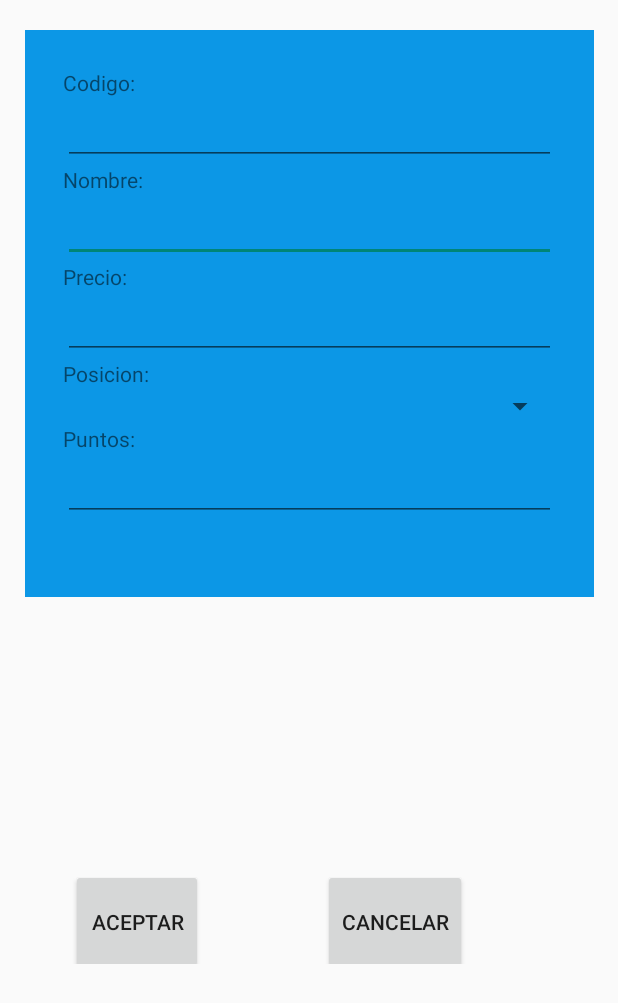
After one commit to pablorodri001/PracticaKotlinPRR, an Android app built with Jetpack Compose: the layout activity_anadir_jugador.xml on its own in the app's theme, with its tools: preview values and no code run, on a phone screen of 412 x 824 dp. The commit adds this screen. Shown: the top 1003 px of the screen. Run offline under Robolectric (Android 15) with nearby library versions, the phone set to English and light mode, and no system bars.

Commit message:
Tercer commit añadir jugador y los layouts correspondientes falta el sqLite

```diff
--- a/app/build.gradle.kts
+++ b/app/build.gradle.kts
@@ -61,6 +61,7 @@ dependencies {
     implementation("androidx.compose.material3:material3")
     implementation("androidx.appcompat:appcompat:1.6.1")
     implementation("androidx.recyclerview:recyclerview:1.3.2")
+    implementation("androidx.constraintlayout:constraintlayout:2.1.4")
     testImplementation("junit:junit:4.13.2")
     androidTestImplementation("androidx.test.ext:junit:1.1.5")
     androidTestImplementation("androidx.test.espresso:espresso-core:3.5.1")
--- /dev/null
+++ b/app/src/main/res/layout/activity_anadir_jugador.xml
@@ -0,0 +1,112 @@
+<?xml version="1.0" encoding="utf-8"?>
+<androidx.constraintlayout.widget.ConstraintLayout xmlns:android="http://schemas.android.com/apk/res/android"
+    xmlns:app="http://schemas.android.com/apk/res-auto"
+    xmlns:tools="http://schemas.android.com/tools"
+    android:layout_width="match_parent"
+    android:layout_height="match_parent"
+    tools:context=".AnadirJugador">
+
+    <LinearLayout
+        android:id="@+id/linearLayout2"
+        android:layout_width="379dp"
+        android:layout_height="378dp"
+        android:layout_margin="20dp"
+        android:background="@color/loginbackground"
+        android:orientation="vertical"
+        android:padding="25dp"
+        app:layout_constraintEnd_toEndOf="parent"
+        app:layout_constraintStart_toStartOf="parent"
+        app:layout_constraintTop_toTopOf="parent">
+
+        <TextView
+            android:layout_width="wrap_content"
+            android:layout_height="wrap_content"
+            android:layout_columnWeight="1"
+            android:text="Codigo: " />
+
+        <EditText
+            android:id="@+id/txtCodigo"
+            android:layout_width="match_parent"
+            android:layout_height="wrap_content"
+            android:layout_columnWeight="1"
+            android:focusable="false" />
+
+        <TextView
+            android:layout_width="match_parent"
+            android:layout_height="wrap_content"
+            android:layout_columnWeight="1"
+            android:text="Nombre: " />
+
+        <EditText
+            android:id="@+id/txtNombre"
+            android:layout_width="match_parent"
+            android:layout_height="wrap_content"
+            android:layout_columnWeight="1" />
+
+        <TextView
+            android:layout_width="match_parent"
+            android:layout_height="wrap_content"
+            android:text="Precio: " />
+
+        <EditText
+            android:id="@+id/txtPrecio"
+            android:layout_width="match_parent"
+            android:layout_height="wrap_content"
+            android:layout_columnWeight="1" />
+
+        <TextView
+            android:layout_width="match_parent"
+            android:layout_height="wrap_content"
+            android:layout_columnWeight="1"
+            android:text="Posicion: " />
+
+        <Spinner
+            android:id="@+id/posiciones"
+            android:layout_width="match_parent"
+            android:layout_height="wrap_content"></Spinner>
+
+        <TextView
+            android:layout_width="match_parent"
+            android:layout_height="wrap_content"
+            android:layout_columnWeight="1"
+            android:text="Puntos: " />
+
+        <EditText
+            android:id="@+id/txtPuntos"
+            android:layout_width="match_parent"
+            android:layout_height="wrap_content"
+            android:layout_columnWeight="1" />
+
+    </LinearLayout>
+
+    <LinearLayout
+        android:layout_width="368dp"
+        android:layout_height="114dp"
+        android:orientation="horizontal"
+        android:padding="25dp"
+        app:layout_constraintBottom_toBottomOf="parent"
+        app:layout_constraintEnd_toEndOf="parent"
+        app:layout_constraintStart_toStartOf="parent"
+        app:layout_constraintTop_toBottomOf="@+id/linearLayout2">
+
+        <Button
+            android:id="@+id/aceptarBtn"
+            android:layout_width="wrap_content"
+            android:layout_height="70dp"
+            android:startColor="@color/loginbackground"
+            android:endColor="#230676"
+            android:text="Aceptar" />
+
+        <Button
+            android:id="@+id/cancelarBtn"
+            android:layout_width="wrap_content"
+            android:layout_height="70dp"
+            android:layout_marginLeft="80dp"
+            android:startColor="@color/loginbackground"
+            android:endColor="#230676"
+            android:radius="3dp"
+            android:text="Cancelar" />
+    </LinearLayout>
+
+
+</androidx.constraintlayout.widget.ConstraintLayout>
--- /dev/null
+++ b/app/src/main/res/menu/menu_menu_bd.xml
@@ -0,0 +1,4 @@
+<?xml version="1.0" encoding="utf-8"?>
+<menu xmlns:android="http://schemas.android.com/apk/res/android">
+
+</menu>
```
Also changed, not shown: app/src/main/java/com/liceolapaz/dam/practicafantasyprr/AnadirJugador.kt (added, +86 -0 lines), app/src/main/res/layout/jugador_rv.xml (+4 -4 lines).
